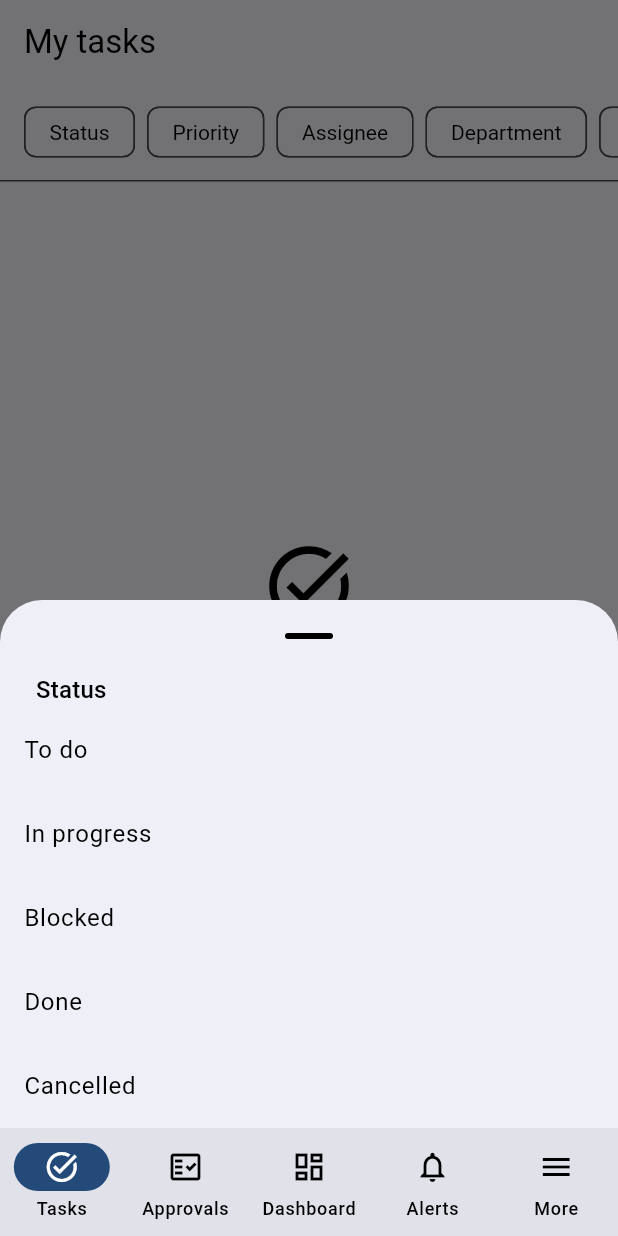
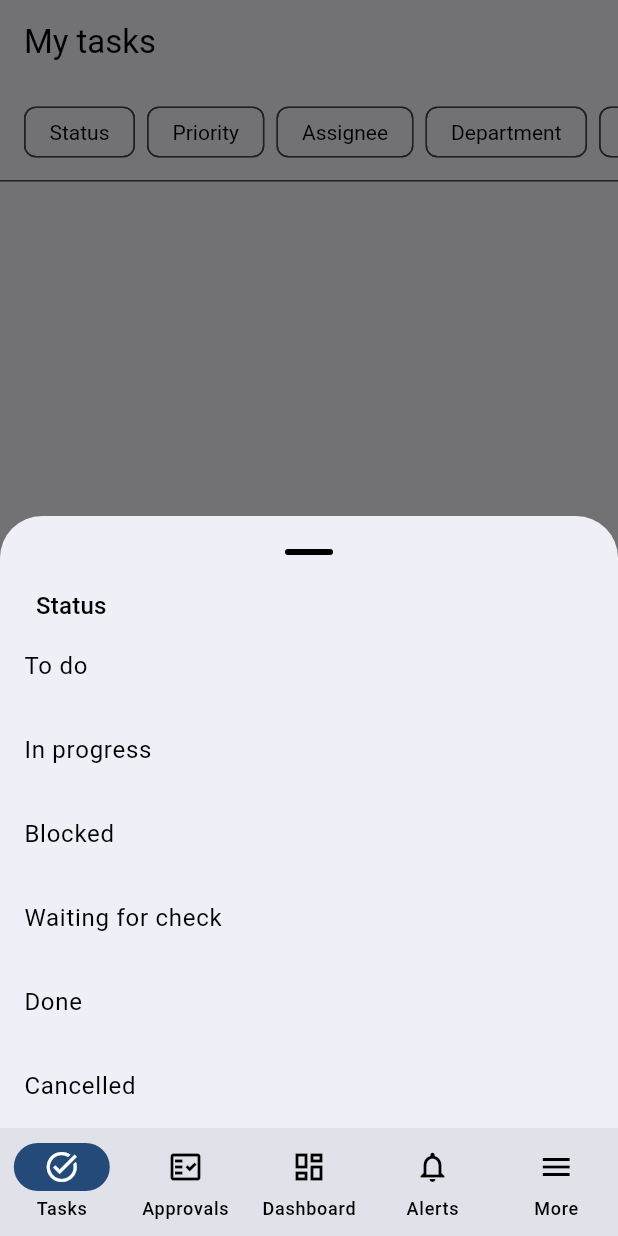
Before and after one commit to robert-kamunde/atms, a Flutter app: the TaskListScreen screen opened by its route, after a tap on "Status", on a phone screen of 412 x 824 dp. Run offline on Flutter 3.47's test engine with Material 3 defaults, Android fonts, the phone set to English and light mode, and no system bars; our stand-ins replace cloud_firestore, cloud_functions, firebase_auth, firebase_core, firebase_messaging, flutter_riverpod and 1 more; missing offline and left inert: firebase_app_check; accounts and stored records are empty.

Commit message:
feat(models): awaiting_check status, assignment state and audit entries
Task gains needsCheck, returnReason, assignmentState/assignmentError,
reassignment flags, updatedBy, deleted and a local hasPendingWrites
marker. Title limit follows the rules (200, KI-10). AuditEntry parses
every logged action without throwing.

Co-Authored-By: Claude Opus 5.5 (1M context) <noreply@anthropic.com>
Claude-Session: https://claude.ai/code/session_01Q2QxxyeqwFW2A6bAiqhZdH

```diff
--- a/lib/core/theme/status_colors.dart
+++ b/lib/core/theme/status_colors.dart
@@ -14,6 +14,7 @@ class AtmsColors extends ThemeExtension<AtmsColors> {
     required this.todo,
     required this.inProgress,
     required this.blocked,
+    required this.awaitingCheck,
     required this.done,
     required this.cancelled,
     required this.overdue,
@@ -32,6 +33,7 @@ class AtmsColors extends ThemeExtension<AtmsColors> {
     todo: Color(0xFF455A64), // blue grey 700
     inProgress: Color(0xFF1565C0), // blue 800
     blocked: Color(0xFF8D4B00), // dark amber
+    awaitingCheck: Color(0xFF6A1B9A), // purple 800
     done: Color(0xFF2E7D32), // green 800
     cancelled: Color(0xFF616161), // grey 700
     overdue: Color(0xFFC62828), // red 800
@@ -49,6 +51,7 @@ class AtmsColors extends ThemeExtension<AtmsColors> {
     todo: Color(0xFFB0BEC5),
     inProgress: Color(0xFF90CAF9),
     blocked: Color(0xFFFFCC80),
+    awaitingCheck: Color(0xFFCE93D8),
     done: Color(0xFFA5D6A7),
     cancelled: Color(0xFFBDBDBD),
     overdue: Color(0xFFEF9A9A),
@@ -64,6 +67,9 @@ class AtmsColors extends ThemeExtension<AtmsColors> {
   final Color todo;
   final Color inProgress;
   final Color blocked;
+
+  /// Waiting for the creator's check (D-06).
+  final Color awaitingCheck;
   final Color done;
   final Color cancelled;
 
@@ -83,6 +89,7 @@ class AtmsColors extends ThemeExtension<AtmsColors> {
     TaskStatus.todo => todo,
     TaskStatus.inProgress => inProgress,
     TaskStatus.blocked => blocked,
+    TaskStatus.awaitingCheck => awaitingCheck,
     TaskStatus.done => done,
     TaskStatus.cancelled => cancelled,
   };
@@ -99,6 +106,7 @@ class AtmsColors extends ThemeExtension<AtmsColors> {
     Color? todo,
     Color? inProgress,
     Color? blocked,
+    Color? awaitingCheck,
     Color? done,
     Color? cancelled,
     Color? overdue,
@@ -113,6 +121,7 @@ class AtmsColors extends ThemeExtension<AtmsColors> {
     todo: todo ?? this.todo,
     inProgress: inProgress ?? this.inProgress,
     blocked: blocked ?? this.blocked,
+    awaitingCheck: awaitingCheck ?? this.awaitingCheck,
     done: done ?? this.done,
     cancelled: cancelled ?? this.cancelled,
     overdue: overdue ?? this.overdue,
@@ -133,6 +142,7 @@ class AtmsColors extends ThemeExtension<AtmsColors> {
       todo: l(todo, other.todo),
       inProgress: l(inProgress, other.inProgress),
       blocked: l(blocked, other.blocked),
+      awaitingCheck: l(awaitingCheck, other.awaitingCheck),
       done: l(done, other.done),
       cancelled: l(cancelled, other.cancelled),
       overdue: l(overdue, other.overdue),
--- /dev/null
+++ b/lib/shared/models/assignment_state.dart
@@ -0,0 +1,17 @@
+import 'enum_parsing.dart';
+
+/// Whether the server has accepted the people on a new task (A-01,
+/// "assigned when online"). The app creates every task as [pending]; the
+/// `onTaskCreated` Cloud Function sets [assigned] or [rejected].
+enum AssignmentState {
+  pending('pending'),
+  assigned('assigned'),
+  rejected('rejected');
+
+  const AssignmentState(this.firestoreValue);
+
+  final String firestoreValue;
+
+  static AssignmentState fromFirestore(Object? raw) =>
+      parseEnum(values, raw, (v) => v.firestoreValue, field: 'assignmentState');
+}
--- a/lib/shared/models/models.dart
+++ b/lib/shared/models/models.dart
@@ -2,6 +2,8 @@
 library;
 
 export 'app_user.dart';
+export 'assignment_state.dart';
+export 'audit_entry.dart';
 export 'completion_mode.dart';
 export 'department.dart';
 export 'step_owner_type.dart';
--- a/lib/shared/models/task.dart
+++ b/lib/shared/models/task.dart
@@ -1,6 +1,7 @@
 import 'package:cloud_firestore/cloud_firestore.dart';
 import 'package:flutter/foundation.dart';
 
+import 'assignment_state.dart';
 import 'completion_mode.dart';
 import 'firestore_converters.dart';
 import 'task_priority.dart';
@@ -8,9 +9,15 @@ import 'task_status.dart';
 
 /// A task: `orgs/{org}/tasks/{id}` (spec 4.3 and 5).
 ///
-/// DOCUMENTED DEVIATIONS from the spec 5 field list (all needed by rules in
-/// spec 4.3): `completionMode`, `completedByIds`, `blockedReason`,
-/// `cancelReason`.
+/// DOCUMENTED DEVIATIONS from the spec 5 field list (A-01, A-02, D-06 and
+/// the rules in spec 4.3): `completionMode`, `completedByIds`,
+/// `blockedReason`, `cancelReason`, `needsCheck`, `returnReason`,
+/// `assignmentState`, `assignmentError`, `reassignmentNeeded`,
+/// `reassignmentReason`, `updatedBy`, `deleted`.
+///
+/// The app never writes a whole task: creates and updates are built in
+/// `features/tasks/data/task_write_maps.dart` with exactly the fields
+/// `firestore.rules` allows for each change.
 @immutable
 class Task {
   const Task({
@@ -34,13 +41,27 @@ class Task {
     this.overdue = false,
     this.createdAt,
     this.updatedAt,
+    this.updatedBy,
     this.completionMode = CompletionMode.all,
     this.completedByIds = const [],
     this.blockedReason,
     this.cancelReason,
+    this.returnReason,
+    this.needsCheck = false,
+    this.assignmentState = AssignmentState.assigned,
+    this.assignmentError,
+    this.reassignmentNeeded = false,
+    this.reassignmentReason,
+    this.deleted = false,
+    this.hasPendingWrites = false,
   });
 
-  factory Task.fromMap(String id, Map<String, Object?> map) => Task(
+  /// [hasPendingWrites] comes from the snapshot metadata, not the document.
+  factory Task.fromMap(
+    String id,
+    Map<String, Object?> map, {
+    bool hasPendingWrites = false,
+  }) => Task(
     id: id,
     title: FirestoreConverters.string(map['title'], field: 'title'),
     description: FirestoreConverters.stringOrNull(map['description']) ?? '',
@@ -61,42 +82,56 @@ class Task {
     overdue: FirestoreConverters.boolOr(map['overdue'], false),
     createdAt: FirestoreConverters.dateOrNull(map['createdAt']),
     updatedAt: FirestoreConverters.dateOrNull(map['updatedAt']),
+    updatedBy: FirestoreConverters.stringOrNull(map['updatedBy']),
     completionMode: map['completionMode'] == null
         ? CompletionMode.all
         : CompletionMode.fromFirestore(map['completionMode']),
     completedByIds: FirestoreConverters.stringList(map['completedByIds']),
     blockedReason: FirestoreConverters.stringOrNull(map['blockedReason']),
     cancelReason: FirestoreConverters.stringOrNull(map['cancelReason']),
+    returnReason: FirestoreConverters.stringOrNull(map['returnReason']),
+    needsCheck: FirestoreConverters.boolOr(map['needsCheck'], false),
+    // Every task the app creates carries the field; a document without it
+    // was written by the server, which only writes assigned tasks.
+    assignmentState: map['assignmentState'] == null
+        ? AssignmentState.assigned
+        : AssignmentState.fromFirestore(map['assignmentState']),
+    assignmentError: FirestoreConverters.stringOrNull(map['assignmentError']),
+    reassignmentNeeded: FirestoreConverters.boolOr(
+      map['reassignmentNeeded'],
+      false,
+    ),
+    reassignmentReason: FirestoreConverters.stringOrNull(
+      map['reassignmentReason'],
+    ),
+    deleted: FirestoreConverters.boolOr(map['deleted'], false),
+    hasPendingWrites: hasPendingWrites,
   );
 
-  /// Fields only Cloud Functions may write (spec 5 and 6). The client never
-  /// serializes these in a create; Security Rules reject them anyway.
+  /// Longest title the Security Rules accept (KI-10).
+  static const int maxTitleLength = 200;
+
+  /// Longest description the Security Rules accept.
+  static const int maxDescriptionLength = 5000;
+
+  /// Longest blocked, cancel or return reason the Security Rules accept.
+  static const int maxReasonLength = 1000;
+
+  /// Most assignees the Security Rules and `reassignTask` accept.
+  static const int maxAssignees = 50;
+
+  /// Fields only Cloud Functions write (spec 5 and 6). The app never sends
+  /// them. (`viewerIds`, `completedByIds` and `assignmentState` are sent
+  /// once, on create, with the fixed values the rules demand.)
   static const Set<String> serverOnlyFields = {
-    'viewerIds',
     'templateVersion',
     'currentStep',
     'stepDeadline',
     'escalationLevel',
     'overdue',
-    'completedByIds',
-  };
-
-  /// Fields a client may send when creating a simple (non-workflow) task.
-  /// Workflow tasks are started through a server request (Sprint 3).
-  static const Set<String> clientCreateFields = {
-    'title',
-    'description',
-    'priority',
-    'status',
-    'deadline',
-    'creatorId',
-    'assigneeIds',
-    'deptId',
-    'confidential',
-    'participantIds',
-    'completionMode',
-    'createdAt',
-    'updatedAt',
+    'assignmentError',
+    'reassignmentNeeded',
+    'reassignmentReason',
   };
 
   final String id;
@@ -126,16 +161,45 @@ class Task {
   final bool overdue;
   final DateTime? createdAt;
   final DateTime? updatedAt;
+  final String? updatedBy;
   final CompletionMode completionMode;
+
+  /// With several assignees who must all finish: who has finished (A-02).
   final List<String> completedByIds;
   final String? blockedReason;
   final String? cancelReason;
 
+  /// Why the creator returned the work after checking it (D-06).
+  final String? returnReason;
+
+  /// The creator checks the work before it is Done (D-06).
+  final bool needsCheck;
+  final AssignmentState assignmentState;
+
+  /// Error code the server gave when it refused the assignment (A-01).
+  final String? assignmentError;
+
+  /// Set by the server when an assignee was deactivated.
+  final bool reassignmentNeeded;
+  final String? reassignmentReason;
+  final bool deleted;
+
+  /// True while a change made on this phone has not reached the server
+  /// ("waiting to sync", spec 4.9). Not stored in Firestore.
+  final bool hasPendingWrites;
+
   bool get isWorkflowTask => templateId != null;
 
-  /// Full document representation (as stored in Firestore). Used for
-  /// round-trip tests and by trusted code paths only; the app uses
-  /// [toClientCreateMap] when writing.
+  /// Several assignees who must all mark it done (spec 4.3 step 4).
+  bool get needsEveryAssignee =>
+      assigneeIds.length > 1 && completionMode == CompletionMode.all;
+
+  /// Overdue by the clock, or flagged by the server.
+  bool isOverdueAt(DateTime now) =>
+      status.isOpen && (overdue || deadline.isBefore(now));
+
+  /// Full document representation (as stored in Firestore). Used for tests
+  /// and fakes only; the app writes with `task_write_maps.dart`.
   Map<String, Object?> toMap() => {
     'title': title,
     'description': description,
@@ -156,30 +220,18 @@ class Task {
     'overdue': overdue,
     'createdAt': FirestoreConverters.timestampOrNull(createdAt),
     'updatedAt': FirestoreConverters.timestampOrNull(updatedAt),
+    'updatedBy': updatedBy,
     'completionMode': completionMode.firestoreValue,
     'completedByIds': completedByIds,
     'blockedReason': blockedReason,
     'cancelReason': cancelReason,
-  };
-
-  /// The map a client sends to create a new simple task.
-  ///
-  /// Contains only [clientCreateFields]. Status is always `todo` (spec 4.3:
-  /// "Creator, on creation"). Timestamps use the server clock.
-  Map<String, Object?> toClientCreateMap() => {
-    'title': title,
-    'description': description,
-    'priority': priority.firestoreValue,
-    'status': TaskStatus.todo.firestoreValue,
-    'deadline': Timestamp.fromDate(deadline),
-    'creatorId': creatorId,
-    'assigneeIds': assigneeIds,
-    'deptId': deptId,
-    'confidential': confidential,
-    'participantIds': confidential ? participantIds : const <String>[],
-    'completionMode': completionMode.firestoreValue,
-    'createdAt': FieldValue.serverTimestamp(),
-    'updatedAt': FieldValue.serverTimestamp(),
+    'returnReason': returnReason,
+    'needsCheck': needsCheck,
+    'assignmentState': assignmentState.firestoreValue,
+    'assignmentError': assignmentError,
+    'reassignmentNeeded': reassignmentNeeded,
+    'reassignmentReason': reassignmentReason,
+    'deleted': deleted,
   };
 
   @override
@@ -205,10 +257,19 @@ class Task {
       other.overdue == overdue &&
       other.createdAt == createdAt &&
       other.updatedAt == updatedAt &&
+      other.updatedBy == updatedBy &&
       other.completionMode == completionMode &&
       listEqualsOrdered(other.completedByIds, completedByIds) &&
       other.blockedReason == blockedReason &&
-      other.cancelReason == cancelReason;
+      other.cancelReason == cancelReason &&
+      other.returnReason == returnReason &&
+      other.needsCheck == needsCheck &&
+      other.assignmentState == assignmentState &&
+      other.assignmentError == assignmentError &&
+      other.reassignmentNeeded == reassignmentNeeded &&
+      other.reassignmentReason == reassignmentReason &&
+      other.deleted == deleted &&
+      other.hasPendingWrites == hasPendingWrites;
 
   @override
   int get hashCode => Object.hashAll([
@@ -232,14 +293,24 @@ class Task {
     overdue,
     createdAt,
     updatedAt,
+    updatedBy,
     completionMode,
     Object.hashAll(completedByIds),
     blockedReason,
     cancelReason,
+    returnReason,
+    needsCheck,
+    assignmentState,
+    assignmentError,
+    reassignmentNeeded,
+    reassignmentReason,
+    deleted,
+    hasPendingWrites,
   ]);
 
   /// Never includes the title or description (they may be confidential).
   @override
   String toString() =>
-      'Task(id: $id, status: ${status.name}, confidential: $confidential)';
+      'Task(id: $id, status: ${status.name}, '
+      'assignment: ${assignmentState.name}, confidential: $confidential)';
 }
--- a/lib/shared/models/task_status.dart
+++ b/lib/shared/models/task_status.dart
@@ -1,11 +1,15 @@
 import 'enum_parsing.dart';
 
-/// Status of a task (spec 4.3). "Overdue" is not a status: it is the
+/// Status of a task (spec 4.3, D-06). "Overdue" is not a status: it is the
 /// separate `overdue` flag set by the server (spec 4.5).
+///
+/// DOCUMENTED DEVIATION (D-06): [awaitingCheck] ("Waiting for check") is
+/// added for tasks whose creator asked to check the work (`needsCheck`).
 enum TaskStatus {
   todo('todo'),
   inProgress('in_progress'),
   blocked('blocked'),
+  awaitingCheck('awaiting_check'),
   done('done'),
   cancelled('cancelled');
 
@@ -16,9 +20,25 @@ enum TaskStatus {
   static TaskStatus fromFirestore(Object? raw) =>
       parseEnum(values, raw, (v) => v.firestoreValue, field: 'status');
 
+  /// Not finished: everything except Done and Cancelled.
   bool get isOpen => this != TaskStatus.done && this != TaskStatus.cancelled;
+
+  /// The statuses `firestore.rules` calls open (`isOpen()`): the work can
+  /// still change, be edited or be cancelled. Waiting for check is not one.
+  bool get isActive =>
+      this == TaskStatus.todo ||
+      this == TaskStatus.inProgress ||
+      this == TaskStatus.blocked;
 
   /// Blocked and Cancelled ask for a reason (spec 4.3).
   bool get requiresReason =>
       this == TaskStatus.blocked || this == TaskStatus.cancelled;
+
+  /// The statuses shown in My Tasks (everything not finished).
+  static const List<TaskStatus> openStatuses = [
+    TaskStatus.todo,
+    TaskStatus.inProgress,
+    TaskStatus.blocked,
+    TaskStatus.awaitingCheck,
+  ];
 }
--- a/lib/shared/widgets/enum_labels.dart
+++ b/lib/shared/widgets/enum_labels.dart
@@ -9,6 +9,7 @@ extension TaskStatusLabel on TaskStatus {
     TaskStatus.todo => l10n.statusTodo,
     TaskStatus.inProgress => l10n.statusInProgress,
     TaskStatus.blocked => l10n.statusBlocked,
+    TaskStatus.awaitingCheck => l10n.statusAwaitingCheck,
     TaskStatus.done => l10n.statusDone,
     TaskStatus.cancelled => l10n.statusCancelled,
   };
```
Also changed, not shown: lib/shared/models/audit_entry.dart (added, +96 -0 lines), 1 other file.
